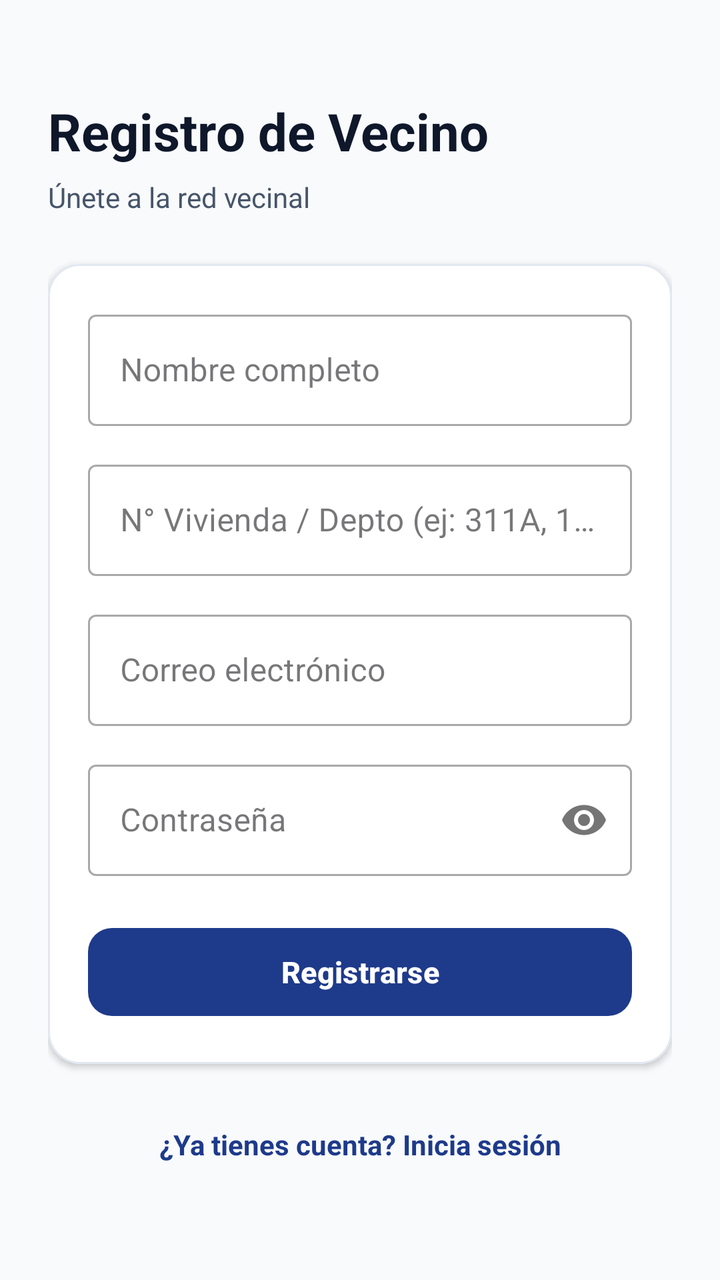
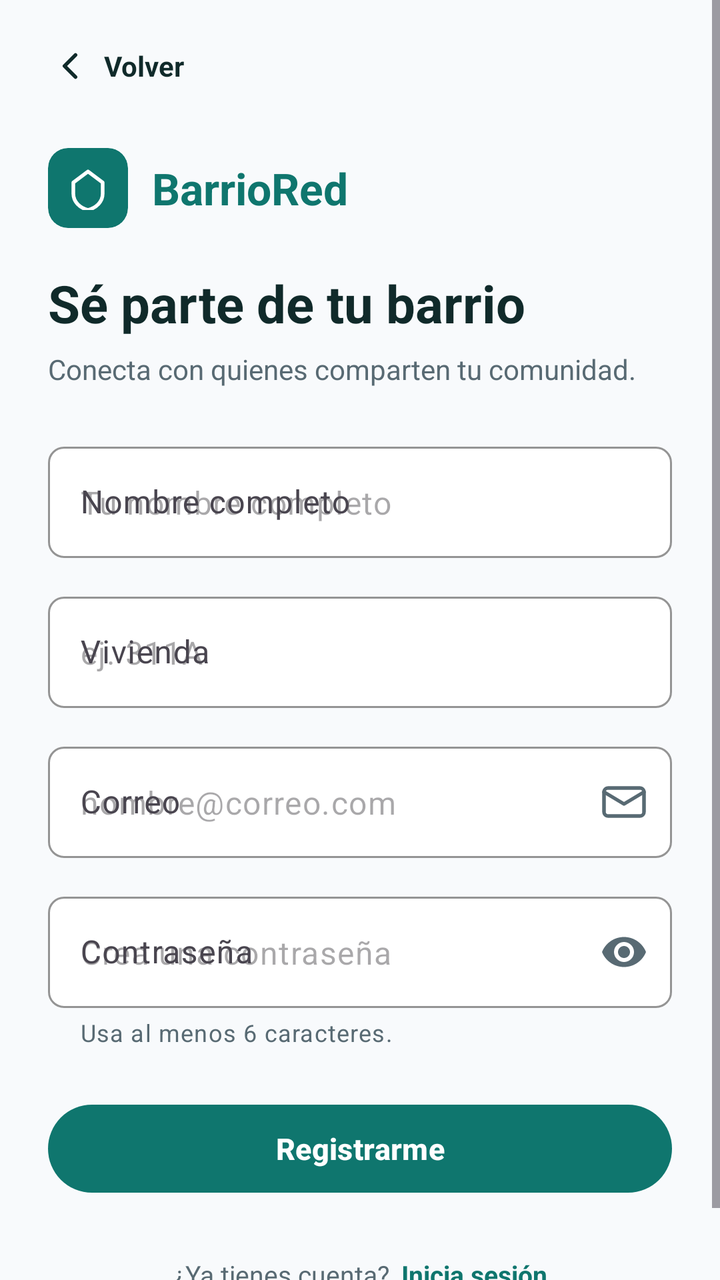

An Android layout rendered at two revisions. The XML below is the earlier revision; the diff shows what the commit changed to produce the second picture.
<!-- AndroidManifest.xml: application theme Theme.BarrioRed -->
<!-- res/layout/activity_register.xml -->
<?xml version="1.0" encoding="utf-8"?>
<ScrollView xmlns:android="http://schemas.android.com/apk/res/android"
    xmlns:app="http://schemas.android.com/apk/res-auto"
    android:layout_width="match_parent"
    android:layout_height="match_parent"
    android:fillViewport="true"
    android:background="@color/bg_screen">

    <androidx.constraintlayout.widget.ConstraintLayout
        android:layout_width="match_parent"
        android:layout_height="wrap_content"
        android:padding="24dp">

        <TextView
            android:id="@+id/tvRegisterTitle"
            android:layout_width="wrap_content"
            android:layout_height="wrap_content"
            android:layout_marginTop="24dp"
            android:text="@string/register_title"
            android:textSize="26sp"
            android:textStyle="bold"
            android:textColor="@color/text_primary"
            app:layout_constraintTop_toTopOf="parent"
            app:layout_constraintStart_toStartOf="parent" />

        <TextView
            android:id="@+id/tvRegisterSubtitle"
            android:layout_width="0dp"
            android:layout_height="wrap_content"
            android:layout_marginTop="6dp"
            android:text="@string/register_subtitle"
            android:textSize="14sp"
            android:textColor="@color/text_secondary"
            app:layout_constraintTop_toBottomOf="@id/tvRegisterTitle"
            app:layout_constraintStart_toStartOf="parent"
            app:layout_constraintEnd_toEndOf="parent" />

        <com.google.android.material.card.MaterialCardView
            android:id="@+id/cardRegisterForm"
            android:layout_width="match_parent"
            android:layout_height="wrap_content"
            android:layout_marginTop="24dp"
            app:cardCornerRadius="16dp"
            app:cardElevation="2dp"
            app:strokeColor="@color/border_color"
            app:strokeWidth="1dp"
            app:cardBackgroundColor="@color/card_surface"
            app:layout_constraintTop_toBottomOf="@id/tvRegisterSubtitle"
            app:layout_constraintStart_toStartOf="parent"
            app:layout_constraintEnd_toEndOf="parent">

            <LinearLayout
                android:layout_width="match_parent"
                android:layout_height="wrap_content"
                android:orientation="vertical"
                android:padding="20dp">

                <com.google.android.material.textfield.TextInputLayout
                    android:id="@+id/tilName"
                    style="@style/Widget.MaterialComponents.TextInputLayout.OutlinedBox"
                    android:layout_width="match_parent"
                    android:layout_height="wrap_content"
                    android:hint="@string/name_hint">

                    <com.google.android.material.textfield.TextInputEditText
                        android:id="@+id/etName"
                        android:layout_width="match_parent"
                        android:layout_height="wrap_content"
                        android:inputType="textPersonName|textCapWords"
                        android:maxLines="1" />
                </com.google.android.material.textfield.TextInputLayout>

                <com.google.android.material.textfield.TextInputLayout
                    android:id="@+id/tilVivienda"
                    style="@style/Widget.MaterialComponents.TextInputLayout.OutlinedBox"
                    android:layout_width="match_parent"
                    android:layout_height="wrap_content"
                    android:layout_marginTop="14dp"
                    android:hint="N° Vivienda / Depto (ej: 311A, 102B)">

                    <com.google.android.material.textfield.TextInputEditText
                        android:id="@+id/etVivienda"
                        android:layout_width="match_parent"
                        android:layout_height="wrap_content"
                        android:inputType="textCapCharacters"
                        android:maxLines="1" />
                </com.google.android.material.textfield.TextInputLayout>

                <com.google.android.material.textfield.TextInputLayout
                    android:id="@+id/tilEmail"
                    style="@style/Widget.MaterialComponents.TextInputLayout.OutlinedBox"
                    android:layout_width="match_parent"
                    android:layout_height="wrap_content"
                    android:layout_marginTop="14dp"
                    android:hint="@string/email_hint">

                    <com.google.android.material.textfield.TextInputEditText
                        android:id="@+id/etEmail"
                        android:layout_width="match_parent"
                        android:layout_height="wrap_content"
                        android:inputType="textEmailAddress"
                        android:maxLines="1" />
                </com.google.android.material.textfield.TextInputLayout>

                <com.google.android.material.textfield.TextInputLayout
                    android:id="@+id/tilPassword"
                    style="@style/Widget.MaterialComponents.TextInputLayout.OutlinedBox"
                    android:layout_width="match_parent"
                    android:layout_height="wrap_content"
                    android:layout_marginTop="14dp"
                    app:passwordToggleEnabled="true"
                    android:hint="@string/password_hint">

                    <com.google.android.material.textfield.TextInputEditText
                        android:id="@+id/etPassword"
                        android:layout_width="match_parent"
                        android:layout_height="wrap_content"
                        android:inputType="textPassword"
                        android:maxLines="1" />
                </com.google.android.material.textfield.TextInputLayout>

                <com.google.android.material.button.MaterialButton
                    android:id="@+id/btnRegister"
                    android:layout_width="match_parent"
                    android:layout_height="52dp"
                    android:layout_marginTop="22dp"
                    android:text="@string/btn_register"
                    android:textSize="15sp"
                    android:textStyle="bold"
                    app:cornerRadius="12dp"
                    app:backgroundTint="@color/primary" />

            </LinearLayout>
        </com.google.android.material.card.MaterialCardView>

        <TextView
            android:id="@+id/tvGoToLogin"
            android:layout_width="wrap_content"
            android:layout_height="wrap_content"
            android:layout_marginTop="20dp"
            android:layout_marginBottom="24dp"
            android:text="@string/already_have_account"
            android:textColor="@color/primary"
            android:textStyle="bold"
            android:padding="8dp"
            app:layout_constraintTop_toBottomOf="@id/cardRegisterForm"
            app:layout_constraintStart_toStartOf="parent"
            app:layout_constraintEnd_toEndOf="parent"
            app:layout_constraintBottom_toBottomOf="parent" />

        <ProgressBar
            android:id="@+id/progressBar"
            android:layout_width="wrap_content"
            android:layout_height="wrap_content"
            android:visibility="gone"
            app:layout_constraintTop_toTopOf="parent"
            app:layout_constraintBottom_toBottomOf="parent"
            app:layout_constraintStart_toStartOf="parent"
            app:layout_constraintEnd_toEndOf="parent" />

    </androidx.constraintlayout.widget.ConstraintLayout>
</ScrollView>
<!-- resources referenced by this layout -->
<resources>
  <color name="bg_screen">#F8FAFC</color>
  <color name="border_color">#E2E8F0</color>
  <color name="card_surface">#FFFFFF</color>
  <color name="primary">#1E3A8A</color>
  <color name="text_primary">#0F172A</color>
  <color name="text_secondary">#475569</color>
  <string name="already_have_account">¿Ya tienes cuenta? Inicia sesión</string>
  <string name="btn_register">Registrarse</string>
  <string name="email_hint">Correo electrónico</string>
  <string name="name_hint">Nombre completo</string>
  <string name="password_hint">Contraseña</string>
  <string name="register_subtitle">Únete a la red vecinal</string>
  <string name="register_title">Registro de Vecino</string>
  <style name="Theme.BarrioRed" parent="Theme.Material3.Light.NoActionBar">
          <item name="colorPrimary">@color/primary</item>
          <item name="colorOnPrimary">@color/white</item>
          <item name="colorSecondaryContainer">@color/primary_light</item>
          <item name="colorOnSecondaryContainer">@color/primary</item>
          <item name="android:statusBarColor">@color/card_surface</item>
          <item name="android:windowLightStatusBar">true</item>
          <item name="android:navigationBarColor">@color/card_surface</item>
          <item name="android:windowLightNavigationBar" tools:targetApi="o_mr1">true</item>
      </style>
  <color name="white">#FFFFFFFF</color>
  <color name="primary_light">#DBEAFE</color>
</resources>

<!-- the commit's change to res/layout/activity_register.xml (unified diff, before → after) -->
@@ -4,24 +4,97 @@
     android:layout_width="match_parent"
     android:layout_height="match_parent"
     android:fillViewport="true"
+    android:fitsSystemWindows="true"
     android:background="@color/bg_screen">
 
     <androidx.constraintlayout.widget.ConstraintLayout
         android:layout_width="match_parent"
         android:layout_height="wrap_content"
-        android:padding="24dp">
+        android:paddingStart="24dp"
+        android:paddingEnd="24dp"
+        android:paddingTop="16dp"
+        android:paddingBottom="24dp">
+
+        
+        <LinearLayout
+            android:id="@+id/btnBackRegister"
+            android:layout_width="wrap_content"
+            android:layout_height="wrap_content"
+            android:gravity="center_vertical"
+            android:orientation="horizontal"
+            android:paddingTop="6dp"
+            android:paddingBottom="6dp"
+            android:paddingEnd="12dp"
+            android:background="?attr/selectableItemBackground"
+            app:layout_constraintTop_toTopOf="parent"
+            app:layout_constraintStart_toStartOf="parent">
+
+            <ImageView
+                android:layout_width="22dp"
+                android:layout_height="22dp"
+                android:src="@drawable/ic_back"
+                android:contentDescription="Volver" />
+
+            <TextView
+                android:layout_width="wrap_content"
+                android:layout_height="wrap_content"
+                android:layout_marginStart="6dp"
+                android:text="Volver"
+                android:textSize="14sp"
+                android:textStyle="bold"
+                android:textColor="@color/text_primary" />
+        </LinearLayout>
+
+        
+        <LinearLayout
+            android:id="@+id/layoutBrandRegister"
+            android:layout_width="0dp"
+            android:layout_height="wrap_content"
+            android:layout_marginTop="24dp"
+            android:gravity="center_vertical"
+            android:orientation="horizontal"
+            app:layout_constraintTop_toBottomOf="@id/btnBackRegister"
+            app:layout_constraintStart_toStartOf="parent"
+            app:layout_constraintEnd_toEndOf="parent">
+
+            <com.google.android.material.card.MaterialCardView
+                android:layout_width="40dp"
+                android:layout_height="40dp"
+                app:cardCornerRadius="10dp"
+                app:cardElevation="0dp"
+                app:strokeWidth="0dp"
+                app:cardBackgroundColor="@color/primary">
+
+                <ImageView
+                    android:layout_width="22dp"
+                    android:layout_height="22dp"
+                    android:layout_gravity="center"
+                    android:src="@drawable/ic_roof_shield"
+                    android:contentDescription="@string/app_name" />
+            </com.google.android.material.card.MaterialCardView>
+
+            <TextView
+                android:layout_width="wrap_content"
+                android:layout_height="wrap_content"
+                android:layout_marginStart="12dp"
+                android:text="@string/app_name"
+                android:textSize="22sp"
+                android:textStyle="bold"
+                android:textColor="@color/primary" />
+        </LinearLayout>
 
         <TextView
             android:id="@+id/tvRegisterTitle"
-            android:layout_width="wrap_content"
-            android:layout_height="wrap_content"
-            android:layout_marginTop="24dp"
+            android:layout_width="0dp"
+            android:layout_height="wrap_content"
+            android:layout_marginTop="20dp"
             android:text="@string/register_title"
             android:textSize="26sp"
             android:textStyle="bold"
             android:textColor="@color/text_primary"
-            app:layout_constraintTop_toTopOf="parent"
-            app:layout_constraintStart_toStartOf="parent" />
+            app:layout_constraintTop_toBottomOf="@id/layoutBrandRegister"
+            app:layout_constraintStart_toStartOf="parent"
+            app:layout_constraintEnd_toEndOf="parent" />
 
         <TextView
             android:id="@+id/tvRegisterSubtitle"
@@ -35,124 +108,178 @@
             app:layout_constraintStart_toStartOf="parent"
             app:layout_constraintEnd_toEndOf="parent" />
 
-        <com.google.android.material.card.MaterialCardView
-            android:id="@+id/cardRegisterForm"
-            android:layout_width="match_parent"
+        
+        <com.google.android.material.textfield.TextInputLayout
+            android:id="@+id/tilName"
+            style="@style/Widget.Material3.TextInputLayout.OutlinedBox"
+            android:layout_width="0dp"
             android:layout_height="wrap_content"
             android:layout_marginTop="24dp"
-            app:cardCornerRadius="16dp"
-            app:cardElevation="2dp"
-            app:strokeColor="@color/border_color"
-            app:strokeWidth="1dp"
-            app:cardBackgroundColor="@color/card_surface"
+            android:hint="@string/name_hint"
+            app:boxBackgroundColor="@color/card_surface"
+            app:boxCornerRadiusTopStart="8dp"
+            app:boxCornerRadiusTopEnd="8dp"
+            app:boxCornerRadiusBottomStart="8dp"
+            app:boxCornerRadiusBottomEnd="8dp"
+            app:boxStrokeColor="@color/border_input"
             app:layout_constraintTop_toBottomOf="@id/tvRegisterSubtitle"
             app:layout_constraintStart_toStartOf="parent"
             app:layout_constraintEnd_toEndOf="parent">
 
-            <LinearLayout
-                android:layout_width="match_parent"
-                android:layout_height="wrap_content"
-                android:orientation="vertical"
-                android:padding="20dp">
-
-                <com.google.android.material.textfield.TextInputLayout
-                    android:id="@+id/tilName"
-                    style="@style/Widget.MaterialComponents.TextInputLayout.OutlinedBox"
-                    android:layout_width="match_parent"
-                    android:layout_height="wrap_content"
-                    android:hint="@string/name_hint">
-
-                    <com.google.android.material.textfield.TextInputEditText
-                        android:id="@+id/etName"
-                        android:layout_width="match_parent"
-                        android:layout_height="wrap_content"
-                        android:inputType="textPersonName|textCapWords"
-                        android:maxLines="1" />
-                </com.google.android.material.textfield.TextInputLayout>
-
-                <com.google.android.material.textfield.TextInputLayout
-                    android:id="@+id/tilVivienda"
-                    style="@style/Widget.MaterialComponents.TextInputLayout.OutlinedBox"
-                    android:layout_width="match_parent"
-                    android:layout_height="wrap_content"
-                    android:layout_marginTop="14dp"
-                    android:hint="N° Vivienda / Depto (ej: 311A, 102B)">
-
-                    <com.google.android.material.textfield.TextInputEditText
-                        android:id="@+id/etVivienda"
-                        android:layout_width="match_parent"
-                        android:layout_height="wrap_content"
-                        android:inputType="textCapCharacters"
-                        android:maxLines="1" />
-                </com.google.android.material.textfield.TextInputLayout>
-
-                <com.google.android.material.textfield.TextInputLayout
-                    android:id="@+id/tilEmail"
-                    style="@style/Widget.MaterialComponents.TextInputLayout.OutlinedBox"
-                    android:layout_width="match_parent"
-                    android:layout_height="wrap_content"
-                    android:layout_marginTop="14dp"
-                    android:hint="@string/email_hint">
-
-                    <com.google.android.material.textfield.TextInputEditText
-                        android:id="@+id/etEmail"
-                        android:layout_width="match_parent"
-                        android:layout_height="wrap_content"
-                        android:inputType="textEmailAddress"
-                        android:maxLines="1" />
-                </com.google.android.material.textfield.TextInputLayout>
-
-                <com.google.android.material.textfield.TextInputLayout
-                    android:id="@+id/tilPassword"
-                    style="@style/Widget.MaterialComponents.TextInputLayout.OutlinedBox"
-                    android:layout_width="match_parent"
-                    android:layout_height="wrap_content"
-                    android:layout_marginTop="14dp"
-                    app:passwordToggleEnabled="true"
-                    android:hint="@string/password_hint">
-
-                    <com.google.android.material.textfield.TextInputEditText
-                        android:id="@+id/etPassword"
-                        android:layout_width="match_parent"
-                        android:layout_height="wrap_content"
-                        android:inputType="textPassword"
-                        android:maxLines="1" />
-                </com.google.android.material.textfield.TextInputLayout>
-
-                <com.google.android.material.button.MaterialButton
-                    android:id="@+id/btnRegister"
-                    android:layout_width="match_parent"
-                    android:layout_height="52dp"
-                    android:layout_marginTop="22dp"
-                    android:text="@string/btn_register"
-                    android:textSize="15sp"
-                    android:textStyle="bold"
-                    app:cornerRadius="12dp"
-                    app:backgroundTint="@color/primary" />
-
-            </LinearLayout>
-        </com.google.android.material.card.MaterialCardView>
-
-        <TextView
+            <com.google.android.material.textfield.TextInputEditText
+                android:id="@+id/etName"
+                android:layout_width="match_parent"
+                android:layout_height="wrap_content"
+                android:hint="Tu nombre completo"
+                android:inputType="textPersonName|textCapWords"
+                android:maxLines="1"
+                android:textColor="@color/text_primary" />
+        </com.google.android.material.textfield.TextInputLayout>
+
+        
+        <com.google.android.material.textfield.TextInputLayout
+            android:id="@+id/tilVivienda"
+            style="@style/Widget.Material3.TextInputLayout.OutlinedBox"
+            android:layout_width="0dp"
+            android:layout_height="wrap_content"
+            android:layout_marginTop="14dp"
+            android:hint="Vivienda"
+            app:boxBackgroundColor="@color/card_surface"
+            app:boxCornerRadiusTopStart="8dp"
+            app:boxCornerRadiusTopEnd="8dp"
+            app:boxCornerRadiusBottomStart="8dp"
+            app:boxCornerRadiusBottomEnd="8dp"
+            app:boxStrokeColor="@color/border_input"
+            app:layout_constraintTop_toBottomOf="@id/tilName"
+            app:layout_constraintStart_toStartOf="parent"
+            app:layout_constraintEnd_toEndOf="parent">
+
+            <com.google.android.material.textfield.TextInputEditText
+                android:id="@+id/etVivienda"
+                android:layout_width="match_parent"
+                android:layout_height="wrap_content"
+                android:hint="ej. 311A"
+                android:inputType="textCapCharacters"
+                android:maxLines="1"
+                android:textColor="@color/text_primary" />
+        </com.google.android.material.textfield.TextInputLayout>
+
+        
+        <com.google.android.material.textfield.TextInputLayout
+            android:id="@+id/tilEmail"
+            style="@style/Widget.Material3.TextInputLayout.OutlinedBox"
+            android:layout_width="0dp"
+            android:layout_height="wrap_content"
+            android:layout_marginTop="14dp"
+            android:hint="@string/email_hint"
+            app:boxBackgroundColor="@color/card_surface"
+            app:boxCornerRadiusTopStart="8dp"
+            app:boxCornerRadiusTopEnd="8dp"
+            app:boxCornerRadiusBottomStart="8dp"
+            app:boxCornerRadiusBottomEnd="8dp"
+            app:boxStrokeColor="@color/border_input"
+            app:endIconMode="custom"
+            app:endIconDrawable="@drawable/ic_mail"
+            app:endIconTint="@color/text_secondary"
+            app:layout_constraintTop_toBottomOf="@id/tilVivienda"
+            app:layout_constraintStart_toStartOf="parent"
+            app:layout_constraintEnd_toEndOf="parent">
+
+            <com.google.android.material.textfield.TextInputEditText
+                android:id="@+id/etEmail"
+                android:layout_width="match_parent"
+                android:layout_height="wrap_content"
+                android:hint="nombre@correo.com"
+                android:inputType="textEmailAddress"
+                android:maxLines="1"
+                android:textColor="@color/text_primary" />
+        </com.google.android.material.textfield.TextInputLayout>
+
+        
+        <com.google.android.material.textfield.TextInputLayout
+            android:id="@+id/tilPassword"
+            style="@style/Widget.Material3.TextInputLayout.OutlinedBox"
+            android:layout_width="0dp"
+            android:layout_height="wrap_content"
+            android:layout_marginTop="14dp"
+            android:hint="@string/password_hint"
+            app:boxBackgroundColor="@color/card_surface"
+            app:boxCornerRadiusTopStart="8dp"
+            app:boxCornerRadiusTopEnd="8dp"
+            app:boxCornerRadiusBottomStart="8dp"
+            app:boxCornerRadiusBottomEnd="8dp"
+            app:boxStrokeColor="@color/border_input"
+            app:passwordToggleEnabled="true"
+            app:passwordToggleTint="@color/text_secondary"
+            app:helperText="Usa al menos 6 caracteres."
+            app:helperTextTextColor="@color/text_secondary"
+            app:layout_constraintTop_toBottomOf="@id/tilEmail"
+            app:layout_constraintStart_toStartOf="parent"
+            app:layout_constraintEnd_toEndOf="parent">
+
+            <com.google.android.material.textfield.TextInputEditText
+                android:id="@+id/etPassword"
+                android:layout_width="match_parent"
+                android:layout_height="wrap_content"
+                android:hint="Crea una contraseña"
+                android:inputType="textPassword"
+                android:maxLines="1"
+                android:textColor="@color/text_primary" />
+        </com.google.android.material.textfield.TextInputLayout>
+
+        
+        <com.google.android.material.button.MaterialButton
+            android:id="@+id/btnRegister"
+            android:layout_width="0dp"
+            android:layout_height="52dp"
+            android:layout_marginTop="24dp"
+            android:text="@string/btn_register"
+            android:textColor="@color/white"
+            android:textSize="15sp"
+            android:textStyle="bold"
+            app:cornerRadius="26dp"
+            app:backgroundTint="@color/primary"
+            app:layout_constraintTop_toBottomOf="@id/tilPassword"
+            app:layout_constraintStart_toStartOf="parent"
+            app:layout_constraintEnd_toEndOf="parent" />
+
+        
+        <LinearLayout
             android:id="@+id/tvGoToLogin"
             android:layout_width="wrap_content"
             android:layout_height="wrap_content"
             android:layout_marginTop="20dp"
-            android:layout_marginBottom="24dp"
-            android:text="@string/already_have_account"
-            android:textColor="@color/primary"
-            android:textStyle="bold"
+            android:gravity="center"
+            android:orientation="horizontal"
             android:padding="8dp"
-            app:layout_constraintTop_toBottomOf="@id/cardRegisterForm"
-            app:layout_constraintStart_toStartOf="parent"
-            app:layout_constraintEnd_toEndOf="parent"
-            app:layout_constraintBottom_toBottomOf="parent" />
+            app:layout_constraintTop_toBottomOf="@id/btnRegister"
+            app:layout_constraintBottom_toBottomOf="parent"
+            app:layout_constraintStart_toStartOf="parent"
+            app:layout_constraintEnd_toEndOf="parent">
+
+            <TextView
+                android:layout_width="wrap_content"
+                android:layout_height="wrap_content"
+                android:text="@string/already_have_account"
+                android:textColor="@color/text_secondary"
+                android:textSize="13sp" />
+
+            <TextView
+                android:layout_width="wrap_content"
+                android:layout_height="wrap_content"
+                android:layout_marginStart="6dp"
+                android:text="@string/login_action"
+                android:textColor="@color/primary"
+                android:textSize="13sp"
+                android:textStyle="bold" />
+        </LinearLayout>
 
         <ProgressBar
             android:id="@+id/progressBar"
             android:layout_width="wrap_content"
             android:layout_height="wrap_content"
             android:visibility="gone"
+            android:indeterminateTint="@color/primary"
             app:layout_constraintTop_toTopOf="parent"
             app:layout_constraintBottom_toBottomOf="parent"
             app:layout_constraintStart_toStartOf="parent"
<!-- resource entries referenced after the edit -->
@@ -1,29 +1,81 @@
 <!-- resources referenced by this layout -->
 <resources>
   <color name="bg_screen">#F8FAFC</color>
-  <color name="border_color">#E2E8F0</color>
+  <color name="border_input">#CBD5E1</color>
   <color name="card_surface">#FFFFFF</color>
-  <color name="primary">#1E3A8A</color>
-  <color name="text_primary">#0F172A</color>
-  <color name="text_secondary">#475569</color>
-  <string name="already_have_account">¿Ya tienes cuenta? Inicia sesión</string>
-  <string name="btn_register">Registrarse</string>
-  <string name="email_hint">Correo electrónico</string>
+  <color name="primary">#0F766E</color>
+  <color name="text_primary">#102A2A</color>
+  <color name="text_secondary">#586A73</color>
+  <string name="already_have_account">¿Ya tienes cuenta?</string>
+  <string name="app_name">BarrioRed</string>
+  <string name="btn_register">Registrarme</string>
+  <string name="email_hint">Correo</string>
+  <string name="login_action">Inicia sesión</string>
   <string name="name_hint">Nombre completo</string>
   <string name="password_hint">Contraseña</string>
-  <string name="register_subtitle">Únete a la red vecinal</string>
-  <string name="register_title">Registro de Vecino</string>
+  <string name="register_subtitle">Conecta con quienes comparten tu comunidad.</string>
+  <string name="register_title">Sé parte de tu barrio</string>
   <style name="Theme.BarrioRed" parent="Theme.Material3.Light.NoActionBar">
           <item name="colorPrimary">@color/primary</item>
           <item name="colorOnPrimary">@color/white</item>
           <item name="colorSecondaryContainer">@color/primary_light</item>
           <item name="colorOnSecondaryContainer">@color/primary</item>
-          <item name="android:statusBarColor">@color/card_surface</item>
+          <item name="android:colorBackground">@color/bg_screen</item>
+          <item name="android:statusBarColor">@color/bg_screen</item>
           <item name="android:windowLightStatusBar">true</item>
           <item name="android:navigationBarColor">@color/card_surface</item>
           <item name="android:windowLightNavigationBar" tools:targetApi="o_mr1">true</item>
       </style>
   <color name="white">#FFFFFFFF</color>
-  <color name="primary_light">#DBEAFE</color>
+  <!-- drawable ic_back (drawable) -->
+  <vector xmlns:android="http://schemas.android.com/apk/res/android"
+      android:width="24dp"
+      android:height="24dp"
+      android:viewportWidth="24"
+      android:viewportHeight="24">
+      <path
+          android:fillColor="#00000000"
+          android:strokeColor="#102A2A"
+          android:strokeWidth="2"
+          android:strokeLineCap="round"
+          android:strokeLineJoin="round"
+          android:pathData="M15,18l-6,-6l6,-6"/>
+  </vector>
+  <!-- drawable ic_mail (drawable) -->
+  <vector xmlns:android="http://schemas.android.com/apk/res/android"
+      android:width="24dp"
+      android:height="24dp"
+      android:viewportWidth="24"
+      android:viewportHeight="24">
+      <path
+          android:fillColor="#00000000"
+          android:strokeColor="#586A73"
+          android:strokeWidth="1.8"
+          android:strokeLineCap="round"
+          android:strokeLineJoin="round"
+          android:pathData="M4,5h16c1.1,0 2,0.9 2,2v10c0,1.1 -0.9,2 -2,2H4c-1.1,0 -2,-0.9 -2,-2V7c0,-1.1 0.9,-2 2,-2z"/>
+      <path
+          android:fillColor="#00000000"
+          android:strokeColor="#586A73"
+          android:strokeWidth="1.8"
+          android:strokeLineCap="round"
+          android:strokeLineJoin="round"
+          android:pathData="M22,7l-10,6L2,7"/>
+  </vector>
+  <!-- drawable ic_roof_shield (drawable) -->
+  <vector xmlns:android="http://schemas.android.com/apk/res/android"
+      android:width="24dp"
+      android:height="24dp"
+      android:viewportWidth="24"
+      android:viewportHeight="24">
+      <path
+          android:fillColor="#00000000"
+          android:strokeColor="#FFFFFF"
+          android:strokeWidth="2"
+          android:strokeLineCap="round"
+          android:strokeLineJoin="round"
+          android:pathData="M12,3L4,9v6c0,4.5 3.4,7.8 8,9c4.6,-1.2 8,-4.5 8,-9V9L12,3z"/>
+  </vector>
+  <color name="primary_light">#E3F2EE</color>
 </resources>
 
